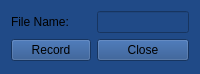
Qt form VideoRecordControlWidget/videorecordcontrolwidget.ui (ugurkbc/USBCameraVideoPlayer) before a commit.
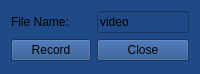
The same form after that commit.

```diff
--- a/VideoRecordControlWidget/videorecordcontrolwidget.ui
+++ b/VideoRecordControlWidget/videorecordcontrolwidget.ui
@@ -31,6 +31,9 @@
        <verstretch>0</verstretch>
       </sizepolicy>
      </property>
+     <property name="text">
+      <string>video</string>
+     </property>
     </widget>
    </item>
    <item row="0" column="0">
```
